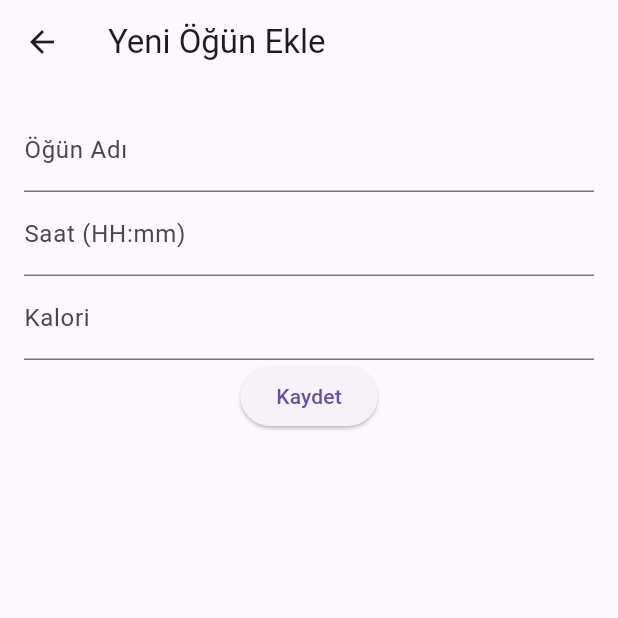
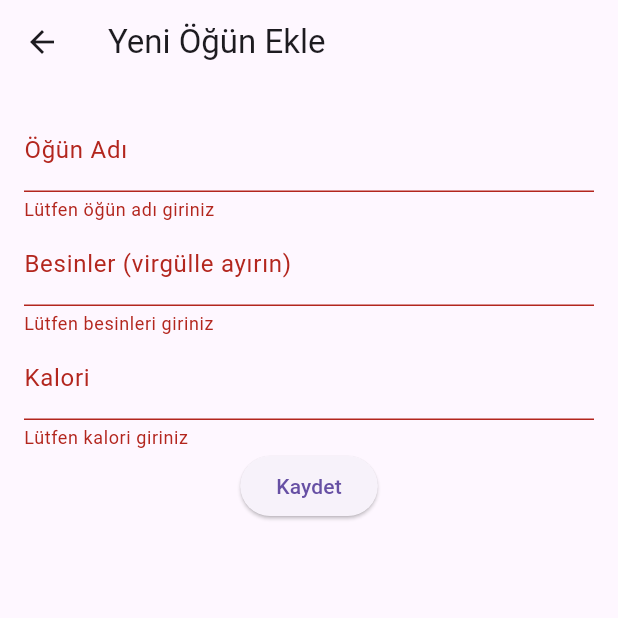
Before and after one commit to oguzhanfatihkucuk/DietApp, a Flutter app: the AddMealScreen screen opened directly, after a tap on "Kaydet", on a phone screen of 412 x 824 dp, the top half of it. Run offline on Flutter 3.47's test engine with Material 3 defaults, Android fonts, the phone set to English and light mode, and no system bars; our stand-ins replace firebase_core, firebase_database; accounts and stored records are empty; generated files the repository leaves out were written again.

Commit message:
Diet plan add function done.

```diff
--- a/lib/DietPlanAdd.dart
+++ b/lib/DietPlanAdd.dart
@@ -5,7 +5,7 @@ import 'package:intl/intl.dart';
 import 'Models/DietPlanModel.dart';
 import 'firebase_options.dart';
 
-//TODO _savePlan function will be control  because create feature is working correctly
+
 void main() async {
   WidgetsFlutterBinding.ensureInitialized();
   await Firebase.initializeApp(
@@ -135,8 +135,6 @@ class _AddDietPlanScreenState extends State<AddDietPlanScreen> {
       // Firebase reference'ı oluştur
       DatabaseReference dietPlansRef = FirebaseDatabase.instance.ref("customer/${widget.customerId}/dietPlans")  .push();
 
-
-
       // Plan ID'sini güncelle
       plan.planID = dietPlansRef.key!;
 
@@ -222,7 +220,8 @@ class _AddMealScreenState extends State<AddMealScreen> {
   final _formKey = GlobalKey<FormState>();
   String _mealName = "";
   int _calories = 0;
-  final List<String> _foods =[] ;
+  String _foodsInput = ""; // Kullanıcının girdiği besinler
+  List<String> foods = []; // Besinler listesi
 
   @override
   Widget build(BuildContext context) {
@@ -237,23 +236,45 @@ class _AddMealScreenState extends State<AddMealScreen> {
               TextFormField(
                 onSaved: (value) => _mealName = value!,
                 decoration: InputDecoration(labelText: "Öğün Adı"),
+                validator: (value) {
+                  if (value == null || value.isEmpty) {
+                    return "Lütfen öğün adı giriniz";
+                  }
+                  return null;
+                },
               ),
               TextFormField(
-                onSaved: (value) => _foods,
-                decoration: InputDecoration(labelText: "Saat (HH:mm)"),
+                onSaved: (value) => _foodsInput = value!,
+                decoration: InputDecoration(labelText: "Besinler (virgülle ayırın)"),
+                validator: (value) {
+                  if (value == null || value.isEmpty) {
+                    return "Lütfen besinleri giriniz";
+                  }
+                  return null;
+                },
               ),
               TextFormField(
                 onSaved: (value) => _calories = int.parse(value!),
                 keyboardType: TextInputType.number,
                 decoration: InputDecoration(labelText: "Kalori"),
+                validator: (value) {
+                  if (value == null || value.isEmpty) {
+                    return "Lütfen kalori giriniz";
+                  }
+                  return null;
+                },
               ),
               ElevatedButton(
                 onPressed: () {
                   if (_formKey.currentState!.validate()) {
                     _formKey.currentState!.save();
+
+                    // Besinleri virgülle ayır ve listeye çevir
+                    foods = _foodsInput.split(',').map((food) => food.trim()).toList();
+
                     Navigator.pop(context, DietPlanMeal(
                       mealName: _mealName,
-                      foods:_foods ,
+                      foods: foods, // List<String> olarak gönder
                       calories: _calories,
                     ));
                   }
```
Also changed, not shown: lib/Models/DietPlanModel.dart (+9 -9 lines).
